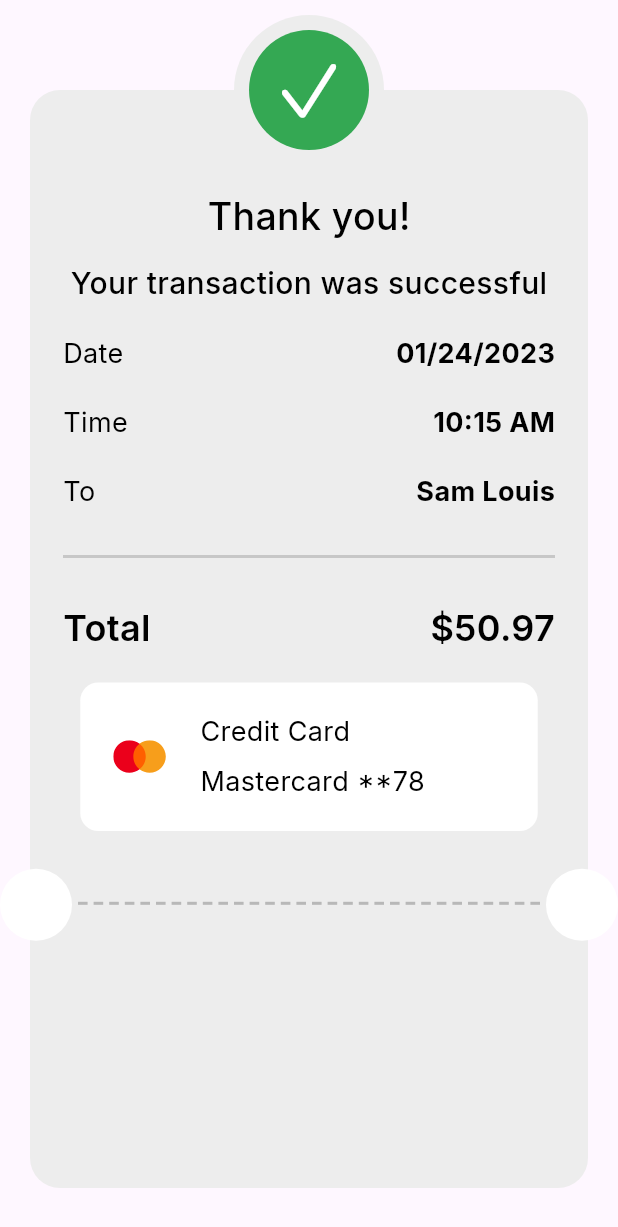
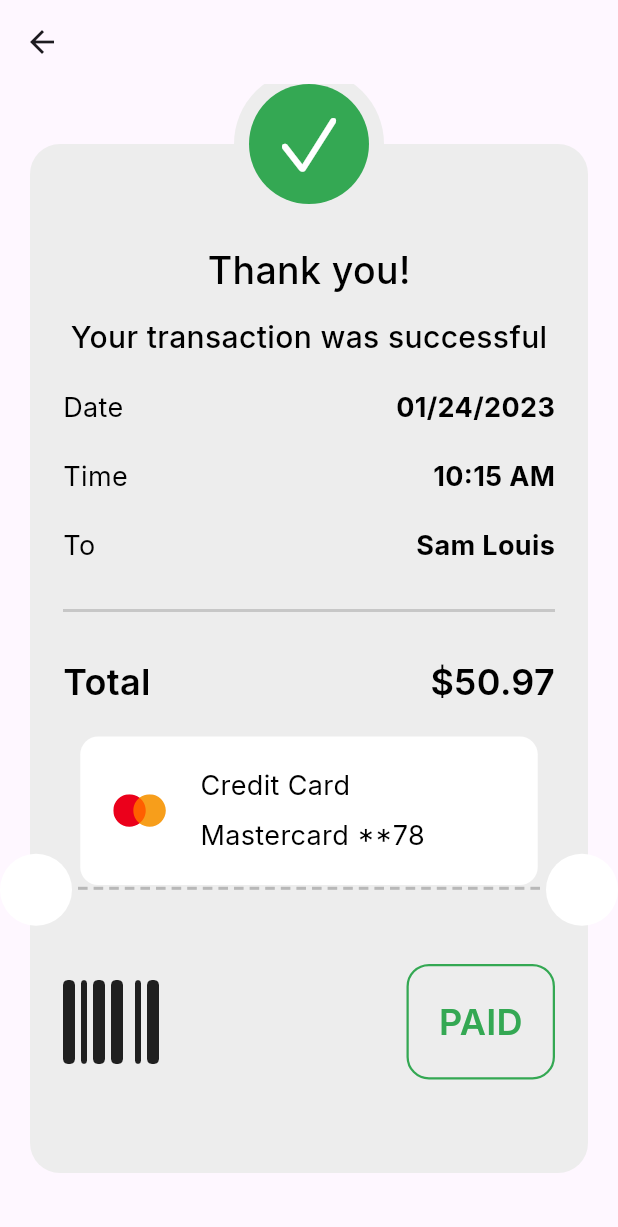
Before and after one commit to mariam2MOHMED/Payment_App, a Flutter app: the ThankYouScreen screen opened directly, on a phone screen of 412 x 824 dp. Shown: the top 1227 px of the screen. Run offline on Flutter 3.47's test engine with Material 3 defaults, Android fonts, the phone set to English and light mode, and no system bars; our stand-ins replace flutter_credit_card, flutter_svg, font_awesome_flutter, google_fonts.

Commit message:
finish ui

```diff
--- a/lib/features/checkout/presentation/view/screens/thank_you_screen.dart
+++ b/lib/features/checkout/presentation/view/screens/thank_you_screen.dart
@@ -6,10 +6,11 @@ class ThankYouScreen extends StatelessWidget {
 
   @override
   Widget build(BuildContext context) {
-    return SafeArea(
-      child: Scaffold(
-      body: ThankYouViewBody(),
-      ),
+    return Scaffold(
+      appBar: AppBar(),
+    body: Transform.translate(
+        offset: Offset(0, -10),
+        child: ThankYouViewBody()),
     );
   }
 }
--- a/lib/features/checkout/presentation/view/widget/thank_you_view.dart
+++ b/lib/features/checkout/presentation/view/widget/thank_you_view.dart
@@ -1,5 +1,6 @@
 import 'package:flutter/cupertino.dart';
 import 'package:flutter/material.dart';
+import 'package:font_awesome_flutter/font_awesome_flutter.dart';
 import 'package:payment/core/utils/styles.dart';
 import 'package:payment/features/checkout/presentation/view/widget/master_card.dart';
 import 'package:payment/features/checkout/presentation/view/widget/payment_info.dart';
@@ -12,7 +13,7 @@ class ThankYouViewBody extends StatelessWidget {
   Widget build(BuildContext context) {
     return Padding(
       padding:  EdgeInsets.only(left: 20,right: 20,
-      bottom: 32,top: 60
+      bottom: 32,top: 50
       ),
       child: Stack(
         clipBehavior: Clip.none,
@@ -49,7 +50,31 @@ class ThankYouViewBody extends StatelessWidget {
              ),
               TotalItem(title: "Total", value: "\$50.97"),
               SizedBox(height: 20.0,),
-              MasterCard()
+              MasterCard(),
+              Spacer(),
+Row(mainAxisAlignment: MainAxisAlignment.spaceBetween,
+  children: [
+    Icon(FontAwesomeIcons.barcode,size: 64.0,),
+    Container(
+      padding: EdgeInsets.all(20),
+      decoration: ShapeDecoration(shape:
+      RoundedRectangleBorder(
+        side: BorderSide(
+          color: Color(0xff34A853)
+ ,width: 1.5   ),
+
+        borderRadius: BorderRadius.circular(15.0),
+
+      )),
+      child: Center(
+        child: Text("PAID",style: Styles.style24.copyWith(
+            color: Color(0xff34A853)
+        ),),
+      ),
+    )
+  ],
+),
+              SizedBox(height: (MediaQuery.of(context).size.height*0.2+24)/2-32,)
             ],
           ),
         ),
@@ -70,7 +95,7 @@ class ThankYouViewBody extends StatelessWidget {
               backgroundColor: Colors.white,
             ),
           ),
-          Positioned(
+  Positioned(
             left: 30,right: 30,
             bottom:MediaQuery.of(context).size.height*0.2+24,
             child: Row(
--- a/pubspec.yaml
+++ b/pubspec.yaml
@@ -38,6 +38,7 @@ dependencies:
   google_fonts: ^6.2.0
   flutter_svg: ^2.0.10+1
   flutter_credit_card: ^4.0.1
+  font_awesome_flutter: ^10.8.0
 
 dev_dependencies:
   flutter_test:
```
Also changed, not shown: lib/features/checkout/presentation/view/screens/payment_detials.dart (+29 -3 lines), pubspec.lock.
